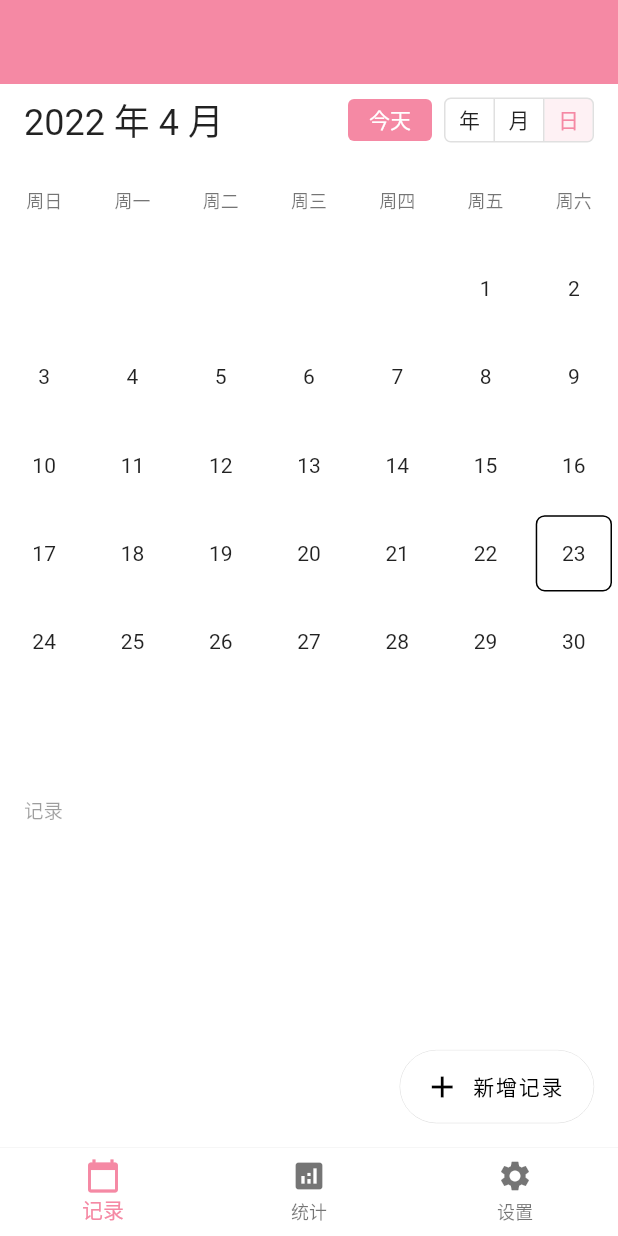
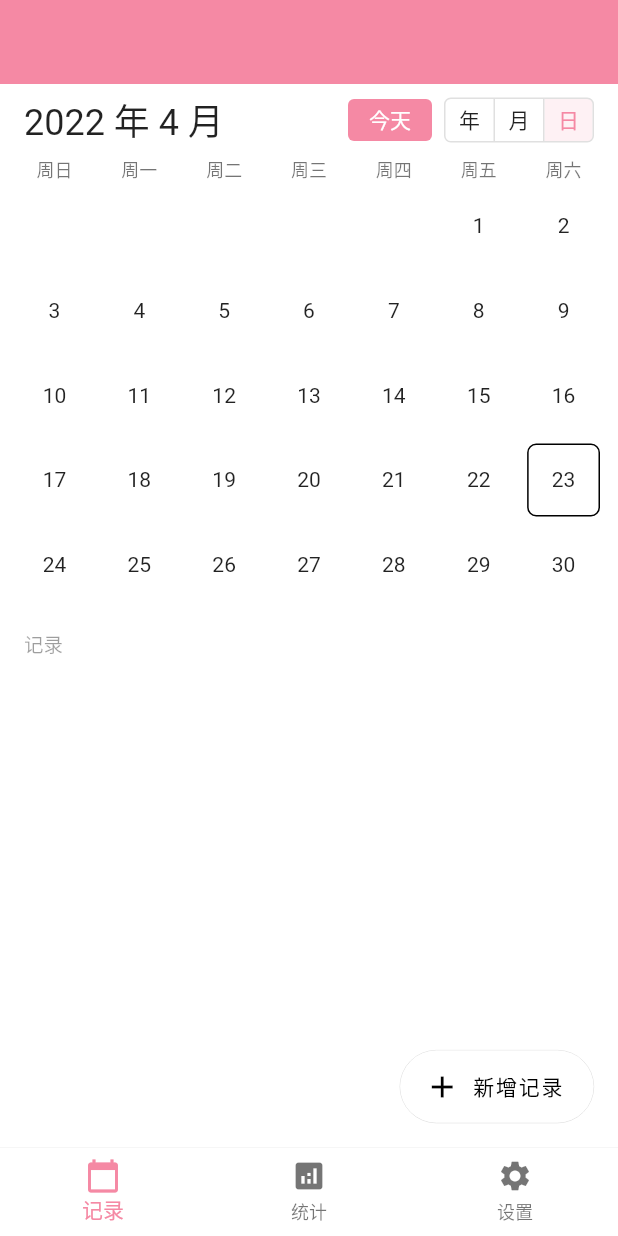
Before and after one commit to luorijun/useful_recorder, a Flutter app: the screen it shows after launch, on a phone screen of 412 x 824 dp. Run offline on Flutter 3.47's test engine with Material 2 defaults, Android fonts, the phone set to English and light mode, and no system bars; our stand-ins replace shared_preferences, sqflite; accounts and stored records are empty.

Commit message:
将日视图的周标题提升到滑动窗口的外面

```diff
--- a/lib/views/records/calendar.dart
+++ b/lib/views/records/calendar.dart
@@ -37,8 +37,8 @@ class Calendar extends StatelessWidget {
   Widget build(BuildContext context) {
     final theme = Theme.of(context);
 
-    // 计算组件高度
-    final width = MediaQuery.of(context).size.width;
+    // 计算组件高度，减去两边边距
+    final width = MediaQuery.of(context).size.width - 16;
     return ChangeNotifierProvider(
       create: (BuildContext context) => CalendarState(
         viewWidth: width,
@@ -151,7 +151,21 @@ class Calendar extends StatelessWidget {
                   break;
                 // 日视图
                 case CalendarMode.DATE:
-                  view = Builder(builder: (context) {
+                  view = Column(
+                    children: [
+                      // 标题
+                      Padding(
+                        padding: const EdgeInsets.symmetric(horizontal: 8),
+                        child: Row(
+                          mainAxisAlignment: MainAxisAlignment.spaceAround,
+                          children: ["周日", "周一", "周二", "周三", "周四", "周五", "周六"].map((e) {
+                            return Text(e, style: theme.textTheme.caption);
+                          }).toList(growable: false),
+                        ),
+                      ),
+
+                      // 内容网格
+                      Builder(builder: (context) {
                         final state = context.read<CalendarState>();
                         final pageHeight = context.select<CalendarState, double>((state) => state.containerHeight);
 
@@ -166,10 +180,12 @@ class Calendar extends StatelessWidget {
 
                               // 计算元素数量
                               final days = month.daysOfMonth + (month.weekday % 7);
-                          final itemCount = days + ((7 - days % 7) % 7) + 7;
+                              final itemCount = days + ((7 - days % 7) % 7);
 
                               // 绘制当前页的月网格
-                          return GridView.builder(
+                              return Padding(
+                                padding: const EdgeInsets.symmetric(horizontal: 8),
+                                child: GridView.builder(
                                   padding: EdgeInsets.zero,
                                   physics: NeverScrollableScrollPhysics(),
                                   shrinkWrap: true,
@@ -179,19 +195,7 @@ class Calendar extends StatelessWidget {
                                     childAspectRatio: 1,
                                   ),
                                   itemBuilder: (context, index) {
-                              // 绘制标题
-                              if (index < 7) {
-                                return Container(
-                                  alignment: Alignment.center,
-                                  child: Text(
-                                    state._title[index],
-                                    style: theme.textTheme.caption,
-                                  ),
-                                );
-                              }
-
-                              // 绘制日期
-                              var day = month.add(Duration(days: index - 7 - (month.weekday % 7)));
+                                    var day = month.add(Duration(days: index - (month.weekday % 7)));
 
                                     if (dateBuilder != null) {
                                       return dateBuilder!(context, day, month);
@@ -216,6 +220,7 @@ class Calendar extends StatelessWidget {
                                       return Container();
                                     }
                                   },
+                                ),
                               );
                             },
                             onPageChanged: (offset) {
@@ -224,7 +229,9 @@ class Calendar extends StatelessWidget {
                             },
                           ),
                         );
-                  });
+                      }),
+                    ],
+                  );
                   break;
               }
               // endregion
@@ -261,7 +268,7 @@ class CalendarState extends ChangeNotifier {
     required DateTime page,
   }) : this._viewWidth = viewWidth {
     // 初始化为日视图
-    this._month = page;
+    this._month = page.toMonth;
     this._containerHeight = calcHeightByMonth();
 
     // 计算从最小月份到现在偏移
@@ -273,7 +280,6 @@ class CalendarState extends ChangeNotifier {
   // 仅用于计算视图大小
   final double _viewWidth;
   final DateTime _minMonth = DateTime(1900, 1, 1);
-  final List<String> _title = const ["周日", "周一", "周二", "周三", "周四", "周五", "周六"];
 
   late double _containerHeight;
 
@@ -296,7 +302,7 @@ class CalendarState extends ChangeNotifier {
 
   double calcHeightByMonth() {
     final days = _month.daysOfMonth + (_month.weekday % 7);
-    final itemCount = days + ((7 - days % 7) % 7) + 7;
+    final itemCount = days + ((7 - days % 7) % 7);
     final lines = itemCount / 7;
     return _viewWidth / 7 * lines;
   }
--- a/lib/views/records/records.dart
+++ b/lib/views/records/records.dart
@@ -45,9 +45,7 @@ class RecordsView extends StatelessWidget {
                           child: Column(
                             mainAxisAlignment: MainAxisAlignment.center,
                             children: [
-                              Text(
-                                "${day.day}",
-                              ),
+                              Text("${day.day}"),
                               // Row(
                               //   mainAxisAlignment: MainAxisAlignment.center,
                               //   children: [
```
Lines whose indentation alone changed are shown as unchanged.
